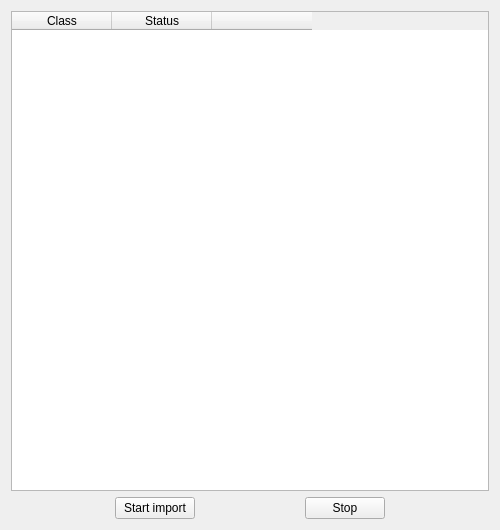
First picture: the form in umbrello/codeimpwizard/codeimpstatuspage.ui, repository KDE/umbrello, before the edit.
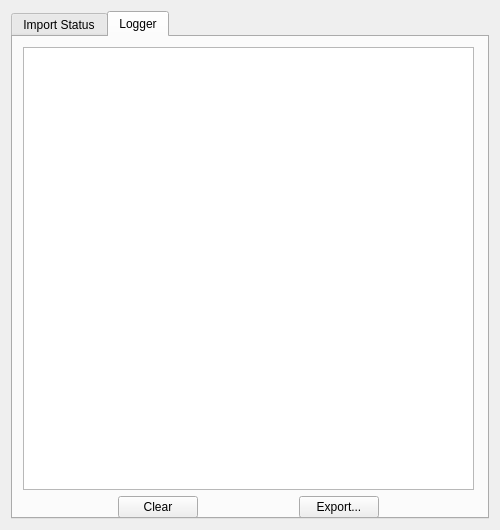
Second picture: the form after the edit. The open tabs and pages were chosen to show the change.

```diff
--- a/umbrello/codeimpwizard/codeimpstatuspage.ui
+++ b/umbrello/codeimpwizard/codeimpstatuspage.ui
@@ -11,12 +11,31 @@
    </rect>
   </property>
   <property name="sizePolicy">
-   <sizepolicy hsizetype="MinimumExpanding" vsizetype="MinimumExpanding">
+   <sizepolicy hsizetype="Fixed" vsizetype="Fixed">
     <horstretch>0</horstretch>
     <verstretch>0</verstretch>
    </sizepolicy>
   </property>
-  <layout class="QVBoxLayout">
+  <layout class="QGridLayout" name="gridLayout_2">
+   <item row="0" column="0">
+    <widget class="QTabWidget" name="ui_tabWidget">
+     <property name="currentIndex">
+      <number>0</number>
+     </property>
+     <widget class="QWidget" name="ui_tabStatus">
+      <attribute name="title">
+       <string>Import Status</string>
+      </attribute>
+      <widget class="QWidget" name="verticalLayoutWidget">
+       <property name="geometry">
+        <rect>
+         <x>0</x>
+         <y>10</y>
+         <width>471</width>
+         <height>471</height>
+        </rect>
+       </property>
+       <layout class="QVBoxLayout" name="verticalLayout">
    <item>
     <widget class="QTableWidget" name="ui_tableWidgetStatus">
      <property name="alternatingRowColors">
@@ -43,7 +62,7 @@
     </widget>
    </item>
    <item>
-    <layout class="QGridLayout" name="gridLayout">
+         <layout class="QGridLayout" name="gridLayout_3">
      <item row="0" column="0">
       <widget class="QPushButton" name="ui_pushButtonStart">
        <property name="sizePolicy">
@@ -77,6 +96,61 @@
       </widget>
      </item>
     </layout>
+        </item>
+       </layout>
+      </widget>
+     </widget>
+     <widget class="QWidget" name="ui_tabLogger">
+      <attribute name="title">
+       <string>Logger</string>
+      </attribute>
+      <widget class="QWidget" name="verticalLayoutWidget_2">
+       <property name="geometry">
+        <rect>
+         <x>10</x>
+         <y>10</y>
+         <width>451</width>
+         <height>471</height>
+        </rect>
+       </property>
+       <layout class="QVBoxLayout" name="verticalLayout_2">
+        <item>
+         <widget class="QTextEdit" name="ui_textEditLogger"/>
+        </item>
+        <item>
+         <layout class="QGridLayout" name="gridLayout_4">
+          <item row="0" column="0">
+           <widget class="QPushButton" name="ui_pushButtonClear">
+            <property name="sizePolicy">
+             <sizepolicy hsizetype="Fixed" vsizetype="Fixed">
+              <horstretch>0</horstretch>
+              <verstretch>0</verstretch>
+             </sizepolicy>
+            </property>
+            <property name="text">
+             <string>Clear</string>
+            </property>
+           </widget>
+          </item>
+          <item row="0" column="1">
+           <widget class="QPushButton" name="ui_pushButtonExport">
+            <property name="sizePolicy">
+             <sizepolicy hsizetype="Fixed" vsizetype="Fixed">
+              <horstretch>0</horstretch>
+              <verstretch>0</verstretch>
+             </sizepolicy>
+            </property>
+            <property name="text">
+             <string>Export...</string>
+            </property>
+           </widget>
+          </item>
+         </layout>
+        </item>
+       </layout>
+      </widget>
+     </widget>
+    </widget>
    </item>
   </layout>
  </widget>
```
Lines whose indentation alone changed are shown as unchanged.
